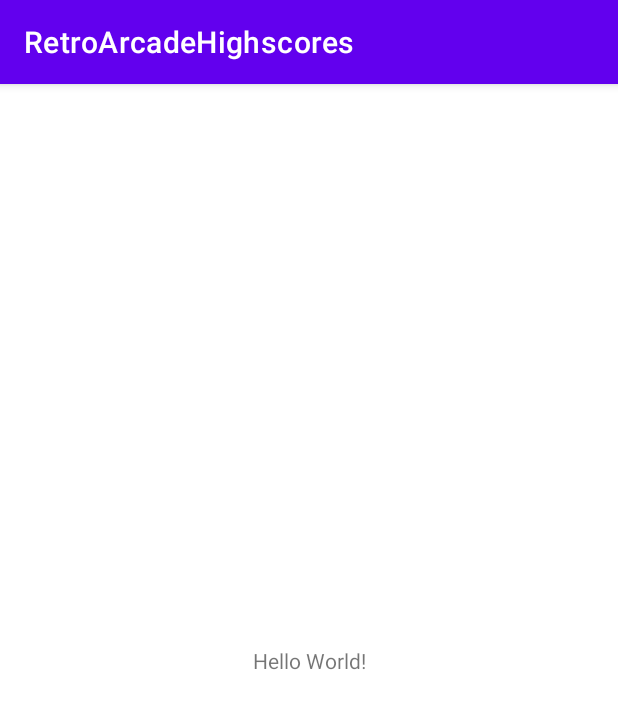
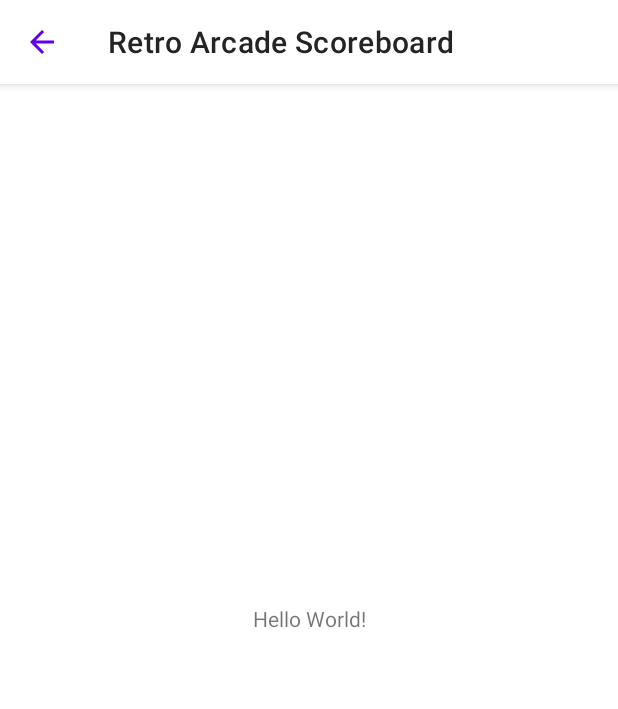
Before and after one commit to ckuether/Android-RetroArcadeHighscores, an Android app: the screen it shows after launch (MainActivity), on a phone screen of 412 x 824 dp. Shown: the top 709 px of the screen. Run offline under Robolectric (Android 15) with nearby library versions, the phone set to English and light mode, and no system bars.

Commit message:
updated app

```diff
--- a/app/build.gradle
+++ b/app/build.gradle
@@ -1,6 +1,7 @@
 plugins {
     id 'com.android.application'
     id 'kotlin-android'
+    id 'com.google.gms.google-services'
 }
 
 android {
@@ -40,6 +41,7 @@ dependencies {
     implementation 'androidx.appcompat:appcompat:1.4.0'
     implementation 'com.google.android.material:material:1.4.0'
     implementation 'androidx.constraintlayout:constraintlayout:2.1.2'
+    implementation 'com.google.firebase:firebase-firestore:21.4.0'
     testImplementation 'junit:junit:4.+'
     androidTestImplementation 'androidx.test.ext:junit:1.1.3'
     androidTestImplementation 'androidx.test.espresso:espresso-core:3.4.0'
--- a/app/src/main/java/com/example/retroarcadehighscores/MainActivity.kt
+++ b/app/src/main/java/com/example/retroarcadehighscores/MainActivity.kt
@@ -1,11 +1,28 @@
 package com.example.retroarcadehighscores
 
+import android.content.pm.ActivityInfo
 import androidx.appcompat.app.AppCompatActivity
 import android.os.Bundle
+import androidx.core.content.ContextCompat
+import com.example.retroarcadehighscores.databinding.ActivityMainBinding
 
 class MainActivity : AppCompatActivity() {
+
+    lateinit var binding: ActivityMainBinding
+
     override fun onCreate(savedInstanceState: Bundle?) {
         super.onCreate(savedInstanceState)
-        setContentView(R.layout.activity_main)
+        binding = ActivityMainBinding.inflate(layoutInflater)
+        setContentView(binding.root)
+
+        binding.toolbar.toolbar.title = "Retro Arcade Scoreboard"
+        binding.toolbar.toolbar.navigationIcon = ContextCompat.getDrawable(this, R.drawable.ic_arrow_back)
+        binding.toolbar.toolbar.setNavigationOnClickListener {
+            super.onBackPressed()
+        }
+
+        if(resources.getBoolean(R.bool.isTablet)){
+            requestedOrientation = ActivityInfo.SCREEN_ORIENTATION_LANDSCAPE
+        }
     }
 }
--- /dev/null
+++ b/app/src/main/res/drawable/ic_arrow_back.xml
@@ -0,0 +1,5 @@
+<vector android:autoMirrored="true" android:height="24dp"
+    android:tint="#FFFFFF" android:viewportHeight="24"
+    android:viewportWidth="24" android:width="24dp" xmlns:android="http://schemas.android.com/apk/res/android">
+    <path android:fillColor="@android:color/white" android:pathData="M20,11H7.83l5.59,-5.59L12,4l-8,8 8,8 1.41,-1.41L7.83,13H20v-2z"/>
+</vector>
--- a/app/src/main/res/layout-sw600dp/activity_main.xml
+++ b/app/src/main/res/layout-sw600dp/activity_main.xml
@@ -1,6 +1,15 @@
 <?xml version="1.0" encoding="utf-8"?>
-<androidx.constraintlayout.widget.ConstraintLayout xmlns:android="http://schemas.android.com/apk/res/android"
+<LinearLayout xmlns:android="http://schemas.android.com/apk/res/android"
+    android:orientation="vertical"
     android:layout_width="match_parent"
     android:layout_height="match_parent">
 
-</androidx.constraintlayout.widget.ConstraintLayout>
+    <com.google.android.material.appbar.AppBarLayout
+        android:layout_width="match_parent"
+        android:layout_height="wrap_content">
+
+        <include android:id="@+id/toolbar"
+            layout="@layout/toolbar" />
+    </com.google.android.material.appbar.AppBarLayout>
+
+</LinearLayout>
--- a/app/src/main/res/layout/activity_main.xml
+++ b/app/src/main/res/layout/activity_main.xml
@@ -5,6 +5,14 @@
     android:layout_width="match_parent"
     android:layout_height="match_parent"
     tools:context=".MainActivity">
+
+    <com.google.android.material.appbar.AppBarLayout
+        android:layout_width="match_parent"
+        android:layout_height="wrap_content">
+
+        <include android:id="@+id/toolbar"
+            layout="@layout/toolbar" />
+    </com.google.android.material.appbar.AppBarLayout>
 
     <TextView
         android:layout_width="wrap_content"
--- a/app/src/main/res/layout/fragment_games.xml
+++ b/app/src/main/res/layout/fragment_games.xml
@@ -4,14 +4,6 @@
     android:layout_width="match_parent"
     android:layout_height="match_parent">
 
-    <com.google.android.material.appbar.AppBarLayout
-        android:layout_width="match_parent"
-        android:layout_height="wrap_content">
-
-        <include android:id="@+id/toolbar"
-            layout="@layout/toolbar" />
-    </com.google.android.material.appbar.AppBarLayout>
-
     <androidx.recyclerview.widget.RecyclerView
         android:id="@+id/games_rv"
         android:layout_width="match_parent"
--- a/app/src/main/res/layout/toolbar.xml
+++ b/app/src/main/res/layout/toolbar.xml
@@ -4,7 +4,7 @@
     android:id="@+id/toolbar"
     android:layout_width="match_parent"
     android:layout_height="?attr/actionBarSize"
-    android:background="?attr/colorPrimary"
+    android:background="@color/white"
     android:theme="@style/ToolbarStyle"
     app:navigationIconTint="@color/color_secondary"
     app:popupTheme="@style/ThemeOverlay.AppCompat.Light" />
--- /dev/null
+++ b/app/src/main/res/values-sw600dp/attrs.xml
@@ -0,0 +1,4 @@
+<?xml version="1.0" encoding="utf-8"?>
+<resources>
+    <bool name="isTablet">true</bool>
+</resources>
--- /dev/null
+++ b/app/src/main/res/values/attrs.xml
@@ -0,0 +1,4 @@
+<?xml version="1.0" encoding="utf-8"?>
+<resources>
+    <bool name="isTablet">false</bool>
+</resources>
--- a/app/src/main/res/values/styles.xml
+++ b/app/src/main/res/values/styles.xml
@@ -1,7 +1,6 @@
 <?xml version="1.0" encoding="utf-8"?>
 <resources>
     <style name="ToolbarStyle" parent="ThemeOverlay.MaterialComponents.Toolbar.Primary">
-        <item name="colorOnPrimary">@color/color_secondary</item>
         <item name="android:textColorPrimary">@color/text_color</item>
         <item name="android:textColorSecondary">@color/text_color</item>
         <item name="actionMenuTextColor">@color/text_color</item>
--- a/app/src/main/res/values/themes.xml
+++ b/app/src/main/res/values/themes.xml
@@ -1,16 +1,6 @@
 <resources xmlns:tools="http://schemas.android.com/tools">
-    <!-- Base application theme. -->
-    <style name="Theme.RetroArcadeHighscores" parent="Theme.MaterialComponents.DayNight.DarkActionBar">
-        <!-- Primary brand color. -->
-        <item name="colorPrimary">@color/purple_500</item>
-        <item name="colorPrimaryVariant">@color/purple_700</item>
-        <item name="colorOnPrimary">@color/white</item>
-        <!-- Secondary brand color. -->
-        <item name="colorSecondary">@color/teal_200</item>
-        <item name="colorSecondaryVariant">@color/teal_700</item>
-        <item name="colorOnSecondary">@color/black</item>
-        <!-- Status bar color. -->
-        <item name="android:statusBarColor" tools:targetApi="l">?attr/colorPrimaryVariant</item>
-        <!-- Customize your theme here. -->
+    <style name="Theme.RetroArcadeHighscores" parent="Theme.MaterialComponents.DayNight.NoActionBar">
+        <item name="colorPrimary">@color/white</item>
+        <item name="colorAccent">@color/purple_500</item>
     </style>
 </resources>
--- a/build.gradle
+++ b/build.gradle
@@ -7,6 +7,7 @@ buildscript {
     dependencies {
         classpath "com.android.tools.build:gradle:7.0.3"
         classpath "org.jetbrains.kotlin:kotlin-gradle-plugin:1.5.31"
+        classpath 'com.google.gms:google-services:4.3.3'
 
         // NOTE: Do not place your application dependencies here; they belong
         // in the individual module build.gradle files
```
